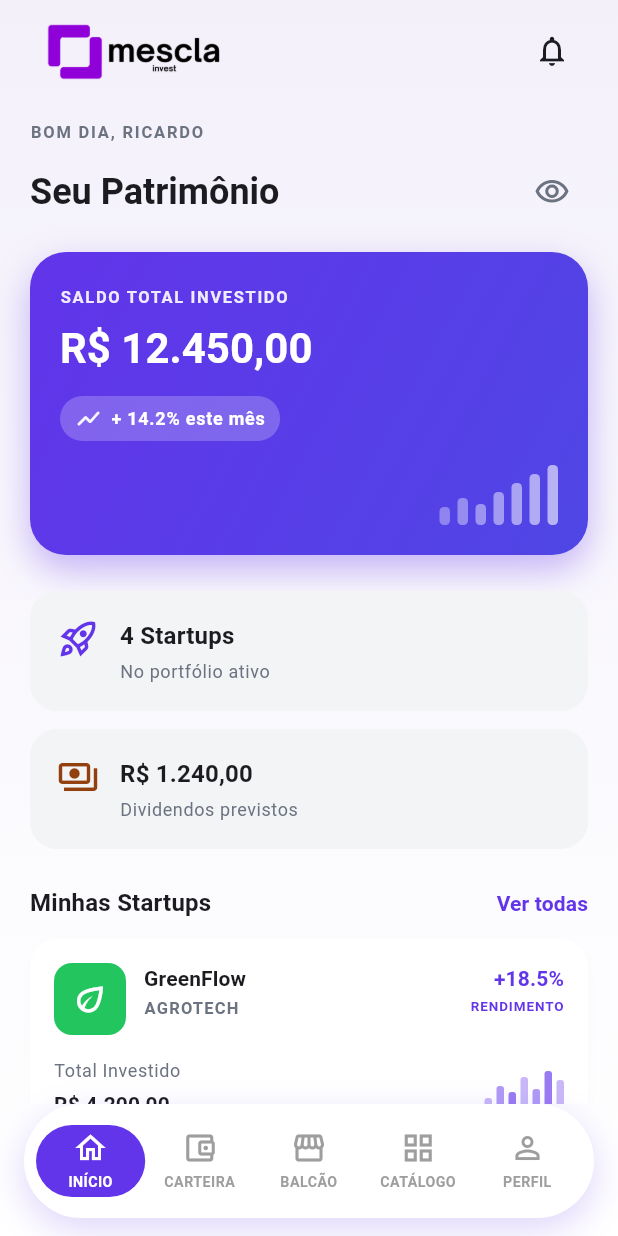
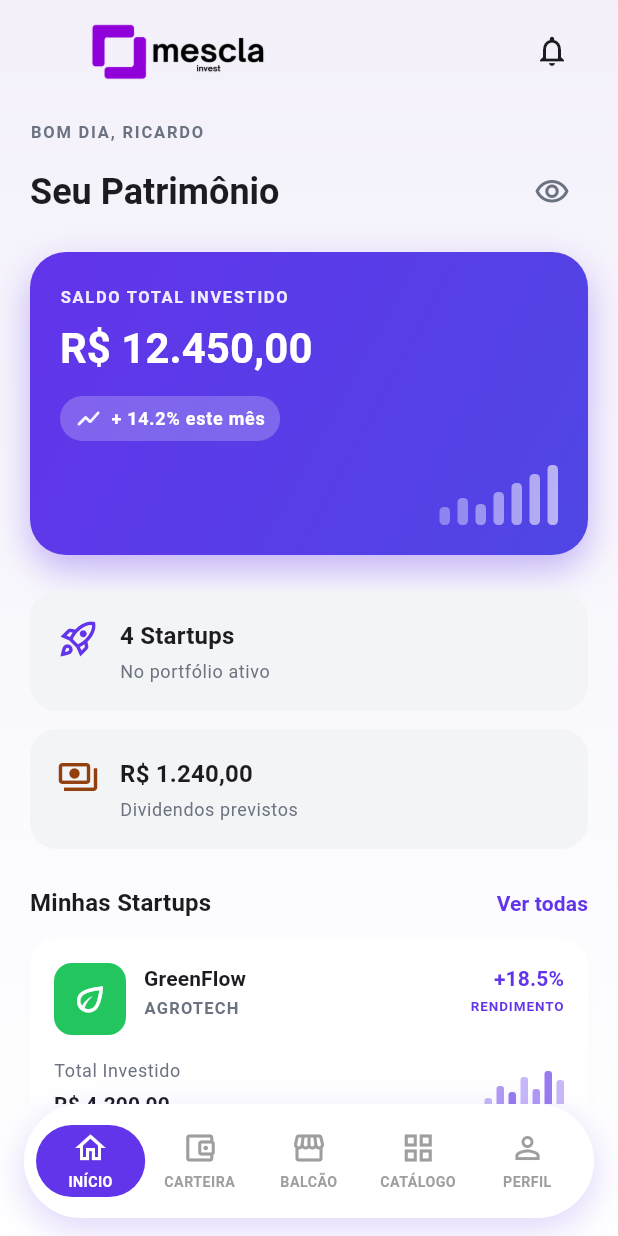
Before and after one commit to Leonunciaroni/ES-PI3-2026-T2-G03, a Flutter app: the DashboardScreen widget shown alone on an empty page, opened directly, on a phone screen of 412 x 824 dp. Run offline on Flutter 3.47's test engine with Material 3 defaults, Android fonts, the light colour scheme and no system bars; our stand-ins replace cloud_firestore, firebase_auth, firebase_core, qr_flutter, shared_preferences, youtube_player_flutter; accounts and stored records are empty.

Commit message:
tema escuro, logo e chave para reciclagem da Carteira

```diff
--- a/lib/dashboard/screens/dashboard_screen.dart
+++ b/lib/dashboard/screens/dashboard_screen.dart
@@ -10,6 +10,7 @@ import '../../carteira/screens/carteira_screen.dart';
 import '../../catalog/screens/catalog_screen.dart';
 import '../../perfil/screens/perfil_screen.dart';
 import '../../theme/app_colors.dart';
+import '../../theme/mescla_brand_logo.dart';
 import '../../widgets/mescla_main_shell.dart';
 
 /// Tela inicial do app no modo dev: patrimônio, resumo e lista de startups.
@@ -43,7 +44,6 @@ class _DashboardScreenState extends State<DashboardScreen> {
     ],
   );
 
-  static const _summaryCardColor = Color(0xFFF3F4F6);
   static const _walletIconColor = Color(0xFF92400E);
 
   void _toggleVisibility() {
@@ -113,7 +113,7 @@ class _DashboardScreenState extends State<DashboardScreen> {
                   _hideValues
                       ? Icons.visibility_off_outlined
                       : Icons.visibility_outlined,
-                  color: AppColors.textSecondary,
+                  color: AppColors.secondaryLabel(theme),
                 ),
                 tooltip: _hideValues
                     ? 'Mostrar valores'
@@ -131,7 +131,7 @@ class _DashboardScreenState extends State<DashboardScreen> {
           ),
           const SizedBox(height: _sectionGap),
           _SummaryCard(
-            background: _summaryCardColor,
+            background: AppColors.themeMutedSurface(theme),
             icon: Icon(
               Icons.rocket_launch_outlined,
               color: colorScheme.primary,
@@ -142,7 +142,7 @@ class _DashboardScreenState extends State<DashboardScreen> {
           ),
           const SizedBox(height: 12),
           _SummaryCard(
-            background: _summaryCardColor,
+            background: AppColors.themeMutedSurface(theme),
             icon: Icon(
               Icons.payments_outlined,
               color: _walletIconColor,
@@ -222,7 +222,7 @@ class _DashboardScreenState extends State<DashboardScreen> {
     final onSurface = theme.colorScheme.onSurface;
 
     final labelCaps = theme.textTheme.labelSmall?.copyWith(
-      color: AppColors.textSecondary,
+      color: AppColors.secondaryLabel(theme),
       fontWeight: FontWeight.w600,
       letterSpacing: 1.2,
     );
@@ -233,6 +233,9 @@ class _DashboardScreenState extends State<DashboardScreen> {
       tabBodies: [
         _buildHomeTab(theme, labelCaps, colorScheme, onSurface),
         CarteiraScreen(
+          // Força novo [State] após migração do período do gráfico para [ValuationPeriod]
+          // (evita crash de tipo com hot reload / estado preso no [IndexedStack]).
+          key: const ValueKey<String>('carteira_valuation_period'),
           wrapWithSafeArea: false,
           onCompraVendaTokens: () =>
               setState(() => _mainNavIndex = 2), // Balcão
@@ -250,38 +253,25 @@ class _HeaderRow extends StatelessWidget {
 
   final ColorScheme colorScheme;
 
-  static const _logoAsset = 'assets/images/mescla_logo.png';
-
-  /// Altura do wordmark no topo (próxima à área do sino ~48dp).
+  /// Altura do wordmark no topo (próxima à área do sino ~48dp); largura em caixa fixa.
   static const _logoHeight = 52.0;
+  static const _logoBoxWidth = 200.0;
 
   @override
   Widget build(BuildContext context) {
-    final theme = Theme.of(context);
     return Row(
       crossAxisAlignment: CrossAxisAlignment.center,
       children: [
-        // Logo conforme o Figma (asset), alinhado à esquerda.
-        Image.asset(
-          _logoAsset,
-          height: _logoHeight,
-          fit: BoxFit.contain,
-          errorBuilder: (context, error, stackTrace) {
-            return Text(
-              'mescla',
-              style: theme.textTheme.titleLarge?.copyWith(
-                fontWeight: FontWeight.bold,
-                color: theme.colorScheme.onSurface,
-                letterSpacing: -0.5,
-              ),
-            );
-          },
+        // Tema claro/escuro: [MesclaBrandLogo] escolhe o PNG certo.
+        const MesclaBrandLogo(
+          boxWidth: _logoBoxWidth,
+          boxHeight: _logoHeight,
         ),
         const Spacer(),
         IconButton(
           onPressed: () {},
           icon: const Icon(Icons.notifications_none_outlined),
-          color: theme.colorScheme.onSurface,
+          color: colorScheme.onSurface,
           tooltip: 'Notificações',
         ),
       ],
@@ -455,7 +445,7 @@ class _SummaryCard extends StatelessWidget {
                   Text(
                     subtitle,
                     style: theme.textTheme.bodySmall?.copyWith(
-                      color: AppColors.textSecondary,
+                      color: AppColors.secondaryLabel(theme),
                     ),
                   ),
                 ],
@@ -491,7 +481,7 @@ class _StartupCard extends StatelessWidget {
     final primary = theme.colorScheme.primary;
 
     return Material(
-      color: Colors.white,
+      color: AppColors.themeCardSurface(theme),
       borderRadius: BorderRadius.circular(18),
       elevation: 3,
       shadowColor: Colors.black.withValues(alpha: 0.08),
@@ -521,13 +511,14 @@ class _StartupCard extends StatelessWidget {
                         name,
                         style: theme.textTheme.titleSmall?.copyWith(
                           fontWeight: FontWeight.bold,
+                          color: theme.colorScheme.onSurface,
                         ),
                       ),
                       const SizedBox(height: 2),
                       Text(
                         category,
                         style: theme.textTheme.labelSmall?.copyWith(
-                          color: AppColors.textSecondary,
+                          color: AppColors.secondaryLabel(theme),
                           fontWeight: FontWeight.w600,
                           letterSpacing: 0.8,
                         ),
@@ -570,7 +561,7 @@ class _StartupCard extends StatelessWidget {
                       Text(
                         'Total Investido',
                         style: theme.textTheme.bodySmall?.copyWith(
-                          color: AppColors.textSecondary,
+                          color: AppColors.secondaryLabel(theme),
                         ),
                       ),
                       const SizedBox(height: 4),
@@ -578,6 +569,7 @@ class _StartupCard extends StatelessWidget {
                         invested,
                         style: theme.textTheme.titleSmall?.copyWith(
                           fontWeight: FontWeight.bold,
+                          color: theme.colorScheme.onSurface,
                         ),
                       ),
                     ],
```
